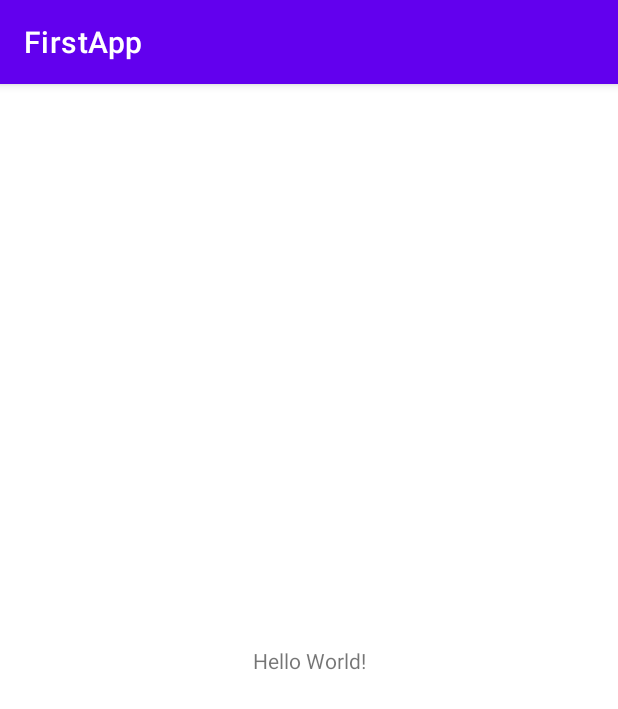
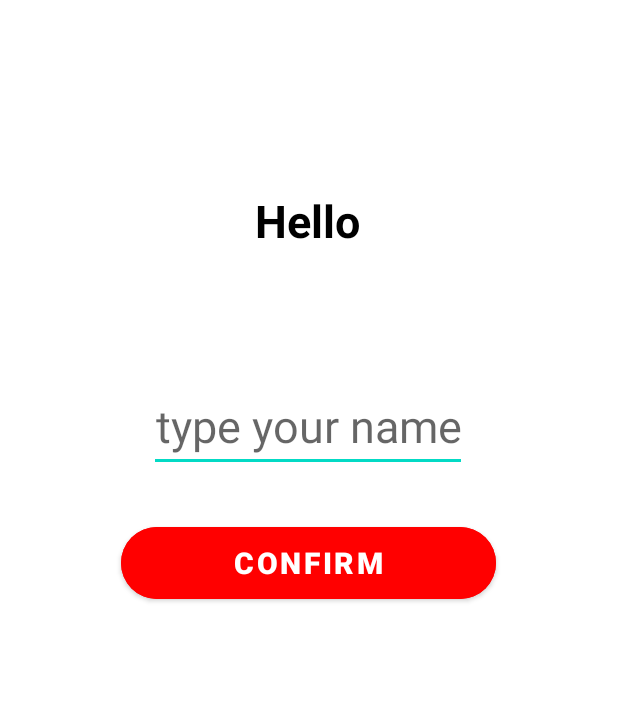
Before and after one commit to artfrc/android, an Android app: the screen it shows after launch (MainActivity), on a phone screen of 412 x 824 dp. Shown: the top 709 px of the screen. Run offline under Robolectric (Android 15) with nearby library versions, the light colour scheme and no system bars.

Commit message:
First project done

```diff
--- a/files/introduction/app/src/main/AndroidManifest.xml
+++ b/files/introduction/app/src/main/AndroidManifest.xml
@@ -14,6 +14,9 @@
         android:theme="@style/Theme.FirstApp"
         tools:targetApi="31">
         <activity
+            android:name=".SecondActivity"
+            android:exported="false" />
+        <activity
             android:name=".MainActivity"
             android:exported="true">
             <intent-filter>
--- a/files/introduction/app/src/main/java/com/androiddev/firstapp/MainActivity.kt
+++ b/files/introduction/app/src/main/java/com/androiddev/firstapp/MainActivity.kt
@@ -1,11 +1,55 @@
 package com.androiddev.firstapp
 
+import android.content.Intent
 import androidx.appcompat.app.AppCompatActivity
 import android.os.Bundle
+import android.view.View.INVISIBLE
+import android.view.View.VISIBLE
+import android.widget.TextView
+import android.widget.Toast
+import com.androiddev.firstapp.databinding.ActivityMainBinding
 
 class MainActivity : AppCompatActivity() {
+
+    private lateinit var binding : ActivityMainBinding
+
     override fun onCreate(savedInstanceState: Bundle?) {
         super.onCreate(savedInstanceState)
-        setContentView(R.layout.activity_main)
+        binding = ActivityMainBinding.inflate(layoutInflater)
+        val view = binding.root
+        setContentView(view)
+
+        binding.btnConfirm.setOnClickListener{
+
+            if(binding.tvType.text.toString() != ""){
+                binding.tvPrintType.text = binding.tvType.text.toString()
+                binding.btnViewOffers.visibility = VISIBLE
+                binding.btnLogout.visibility = VISIBLE
+                binding.tvType.visibility = INVISIBLE
+                binding.btnConfirm.visibility = INVISIBLE
+            }else{
+                Toast.makeText(this, "empty field", Toast.LENGTH_SHORT).show()
+            }
+
+        }
+
+        binding.btnLogout.setOnClickListener{
+            binding.tvPrintType.text = ""
+            binding.tvType.text.clear()
+            binding.btnViewOffers.visibility = INVISIBLE
+            binding.btnLogout.visibility = INVISIBLE
+            binding.tvType.visibility = VISIBLE
+            binding.btnConfirm.visibility = VISIBLE
+        }
+
+        binding.btnViewOffers.setOnClickListener{
+            val intent = Intent(this, SecondActivity::class.java)
+            val name = binding.tvType.text.toString()
+            intent.putExtra("TYPE_USER", name)
+            startActivity(intent)
+            //finish()
+        }
+
     }
+
 }
--- a/files/introduction/app/src/main/res/layout/activity_main.xml
+++ b/files/introduction/app/src/main/res/layout/activity_main.xml
@@ -4,15 +4,106 @@
     xmlns:tools="http://schemas.android.com/tools"
     android:layout_width="match_parent"
     android:layout_height="match_parent"
+    android:padding="16dp"
     tools:context=".MainActivity">
 
     <TextView
         android:layout_width="wrap_content"
         android:layout_height="wrap_content"
-        android:text="Hello World!"
+        android:gravity="center"
+        android:text="Hello"
+        android:textStyle="bold"
+        android:textColor="@color/black"
+        android:textSize="30dp"
         app:layout_constraintBottom_toBottomOf="parent"
         app:layout_constraintEnd_toEndOf="parent"
+        app:layout_constraintHorizontal_bias="0.497"
         app:layout_constraintStart_toStartOf="parent"
-        app:layout_constraintTop_toTopOf="parent" />
+        app:layout_constraintTop_toTopOf="parent"
+        app:layout_constraintVertical_bias="0.147" />
+
+    <TextView
+        android:id="@+id/tvPrintType"
+        android:layout_width="wrap_content"
+        android:layout_height="wrap_content"
+        android:gravity="center"
+        android:textColor="@color/black"
+        android:text=""
+        android:textSize="30dp"
+        app:layout_constraintBottom_toBottomOf="parent"
+        app:layout_constraintEnd_toEndOf="parent"
+        app:layout_constraintHorizontal_bias="0.497"
+        app:layout_constraintStart_toStartOf="parent"
+        app:layout_constraintTop_toTopOf="parent"
+        app:layout_constraintVertical_bias="0.230" />
+
+    <EditText
+        android:id="@+id/tvType"
+        android:layout_width="wrap_content"
+        android:layout_height="wrap_content"
+        android:gravity="center"
+        android:textColor="@color/black"
+        android:text=""
+        android:hint="type your name"
+        android:textSize="30dp"
+        app:layout_constraintBottom_toBottomOf="parent"
+        app:layout_constraintEnd_toEndOf="parent"
+        app:layout_constraintHorizontal_bias="0.497"
+        app:layout_constraintStart_toStartOf="parent"
+        app:layout_constraintTop_toTopOf="parent"
+        app:layout_constraintVertical_bias="0.325" />
+
+    <Button
+        android:id="@+id/btnConfirm"
+        android:layout_width="250dp"
+        android:layout_height="60dp"
+        android:backgroundTint="@color/red"
+        android:gravity="center"
+        android:text="confirm"
+        android:textSize="20dp"
+        android:textStyle="bold"
+        app:cornerRadius="25dp"
+        app:layout_constraintBottom_toBottomOf="parent"
+        app:layout_constraintEnd_toEndOf="parent"
+        app:layout_constraintHorizontal_bias="0.497"
+        app:layout_constraintStart_toStartOf="parent"
+        app:layout_constraintTop_toTopOf="parent"
+        app:layout_constraintVertical_bias="0.450" />
+
+    <Button
+        android:id="@+id/btnViewOffers"
+        android:layout_width="250dp"
+        android:layout_height="60dp"
+        android:backgroundTint="@color/red"
+        android:gravity="center"
+        android:text="view offerts"
+        android:visibility="invisible"
+        android:textSize="20dp"
+        android:textStyle="bold"
+        app:cornerRadius="25dp"
+        app:layout_constraintBottom_toBottomOf="parent"
+        app:layout_constraintEnd_toEndOf="parent"
+        app:layout_constraintHorizontal_bias="0.497"
+        app:layout_constraintStart_toStartOf="parent"
+        app:layout_constraintTop_toTopOf="parent"
+        app:layout_constraintVertical_bias="0.550" />
+
+    <Button
+        android:id="@+id/btnLogout"
+        android:layout_width="250dp"
+        android:layout_height="60dp"
+        android:backgroundTint="@color/red"
+        android:gravity="center"
+        android:text="logout"
+        android:visibility="invisible"
+        android:textSize="20dp"
+        android:textStyle="bold"
+        app:cornerRadius="25dp"
+        app:layout_constraintBottom_toBottomOf="parent"
+        app:layout_constraintEnd_toEndOf="parent"
+        app:layout_constraintHorizontal_bias="0.497"
+        app:layout_constraintStart_toStartOf="parent"
+        app:layout_constraintTop_toTopOf="parent"
+        app:layout_constraintVertical_bias="0.650" />
 
 </androidx.constraintlayout.widget.ConstraintLayout>
--- a/files/introduction/app/src/main/res/values-night/themes.xml
+++ b/files/introduction/app/src/main/res/values-night/themes.xml
@@ -1,9 +1,9 @@
 <resources xmlns:tools="http://schemas.android.com/tools">
     <!-- Base application theme. -->
-    <style name="Theme.FirstApp" parent="Theme.MaterialComponents.DayNight.DarkActionBar">
+    <style name="Theme.FirstApp" parent="Theme.MaterialComponents.DayNight.NoActionBar">
         <!-- Primary brand color. -->
         <item name="colorPrimary">@color/purple_200</item>
-        <item name="colorPrimaryVariant">@color/purple_700</item>
+        <item name="colorPrimaryVariant">@color/black</item>
         <item name="colorOnPrimary">@color/black</item>
         <!-- Secondary brand color. -->
         <item name="colorSecondary">@color/teal_200</item>
--- a/files/introduction/app/src/main/res/values/colors.xml
+++ b/files/introduction/app/src/main/res/values/colors.xml
@@ -7,4 +7,7 @@
     <color name="teal_700">#FF018786</color>
     <color name="black">#FF000000</color>
     <color name="white">#FFFFFFFF</color>
+
+    <color name="red">#FF0000</color>
+
 </resources>
--- a/files/introduction/app/src/main/res/values/themes.xml
+++ b/files/introduction/app/src/main/res/values/themes.xml
@@ -1,9 +1,9 @@
 <resources xmlns:tools="http://schemas.android.com/tools">
     <!-- Base application theme. -->
-    <style name="Theme.FirstApp" parent="Theme.MaterialComponents.DayNight.DarkActionBar">
+    <style name="Theme.FirstApp" parent="Theme.MaterialComponents.DayNight.NoActionBar">
         <!-- Primary brand color. -->
         <item name="colorPrimary">@color/purple_500</item>
-        <item name="colorPrimaryVariant">@color/purple_700</item>
+        <item name="colorPrimaryVariant">@color/black</item>
         <item name="colorOnPrimary">@color/white</item>
         <!-- Secondary brand color. -->
         <item name="colorSecondary">@color/teal_200</item>
```
Also changed, not shown: files/introduction/app/build.gradle (+8 -0 lines), files/introduction/app/src/main/java/com/androiddev/firstapp/SecondActivity.kt (added, +22 -0 lines), files/introduction/app/src/main/res/layout/activity_second.xml (added, +23 -0 lines).
